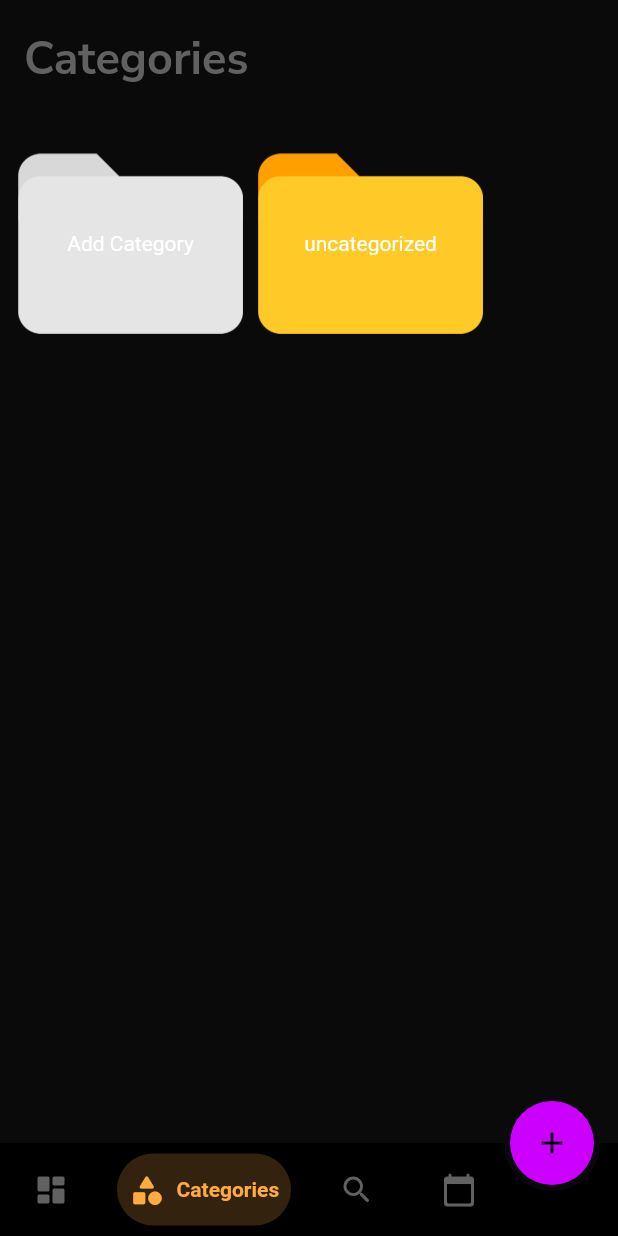
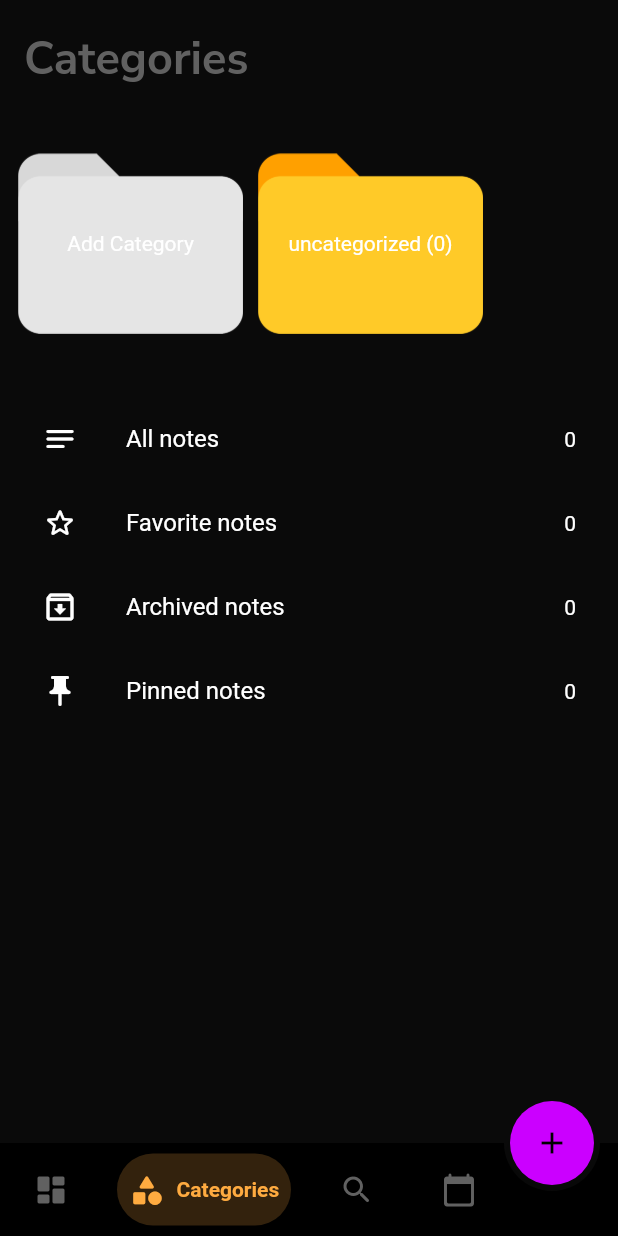
Before and after one commit to AgweBryan/flutter_note_app, a Flutter app: the screen it shows after launch, item 2 of the bottom bar chosen, on a phone screen of 412 x 824 dp. Run offline on Flutter 3.47's test engine with Material 2 defaults, Android fonts, the phone set to English and light mode, and no system bars; drawn by our look-alikes of bubble_bottom_bar; our stand-ins replace get, google_fonts, sqflite; accounts and stored records are empty.

Commit message:
implement other functionalities

```diff
--- a/lib/views/screens/categories/categories_screen.dart
+++ b/lib/views/screens/categories/categories_screen.dart
@@ -5,6 +5,7 @@ import 'package:flutter_note_app/utils/custom_text.dart';
 import 'package:flutter_note_app/views/screens/categories/widgets/add_category.dart';
 import 'package:flutter_note_app/views/screens/categories/widgets/category_notes.dart';
 import 'package:flutter_note_app/views/screens/categories/widgets/folder.dart';
+import 'package:flutter_note_app/views/screens/categories/widgets/others.dart';
 import 'package:get/get.dart';
 
 class CategoriesScreen extends StatelessWidget {
@@ -43,11 +44,64 @@ class CategoriesScreen extends StatelessWidget {
                       onTap: () => Get.to(
                           () => CategoryNotes(catName: category.categoryName!)),
                       child: Folder(
-                          label: category.categoryName!,
+                          label:
+                              '${category.categoryName!} (${getNumberOfNotes(category.categoryName!)})',
                           path: 'assets/category_icon.png'),
                     );
                   },
                 ),
+              ),
+              SizedBox(
+                height: 20,
+              ),
+              ListTile(
+                onTap: () => Get.to(
+                    () => Others(notes: dbController.notes, label: 'All')),
+                leading: Icon(Icons.notes_rounded),
+                title: Text('All notes'),
+                trailing: Text(dbController.notes.length.toString()),
+              ),
+              ListTile(
+                onTap: () => Get.to(() => Others(
+                    notes: dbController.notes
+                        .where((element) => element.isFavorite == '1')
+                        .toList(),
+                    label: 'Favorite')),
+                leading: Icon(Icons.star_border_rounded),
+                title: Text('Favorite notes'),
+                trailing: Text(dbController.notes
+                    .where((element) => element.isFavorite == '1')
+                    .toList()
+                    .length
+                    .toString()),
+              ),
+              ListTile(
+                onTap: () => Get.to(() => Others(
+                    notes: dbController.notes
+                        .where((element) => element.isArchive == '1')
+                        .toList(),
+                    label: 'Archived')),
+                leading: Icon(Icons.archive_outlined),
+                title: Text('Archived notes'),
+                trailing: Text(dbController.notes
+                    .where((element) => element.isArchive == '1')
+                    .toList()
+                    .length
+                    .toString()),
+              ),
+              ListTile(
+                onTap: () => Get.to(() => Others(
+                    notes: dbController.notes
+                        .where((element) => element.isPinned == '1')
+                        .toList(),
+                    label: 'Pinned')),
+                leading: Icon(Icons.push_pin_rounded),
+                title: Text('Pinned notes'),
+                trailing: Text(dbController.notes
+                    .where((element) => element.isPinned == '1')
+                    .toList()
+                    .length
+                    .toString()),
               ),
             ],
           ),
@@ -69,4 +123,11 @@ class CategoriesScreen extends StatelessWidget {
       toolbarHeight: 80,
     );
   }
+
+  getNumberOfNotes(String catName) {
+    return dbController.notes
+        .where((element) => element.category == catName)
+        .toList()
+        .length;
+  }
 }
```
Also changed, not shown: lib/views/screens/categories/widgets/others.dart (added, +38 -0 lines).
